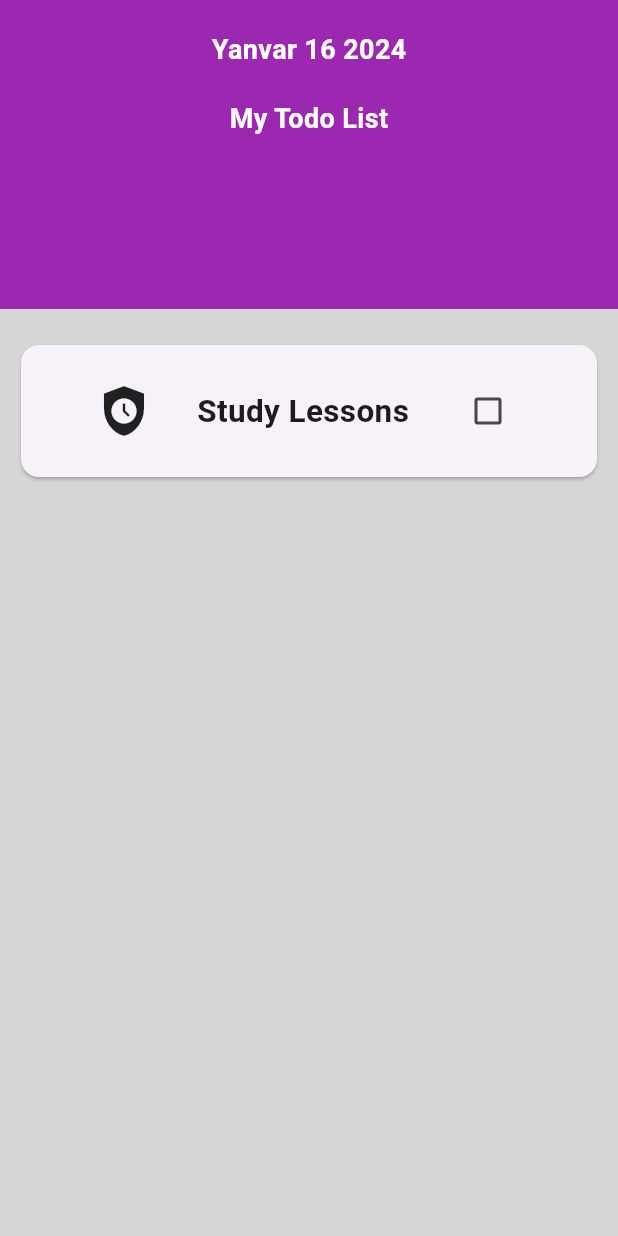
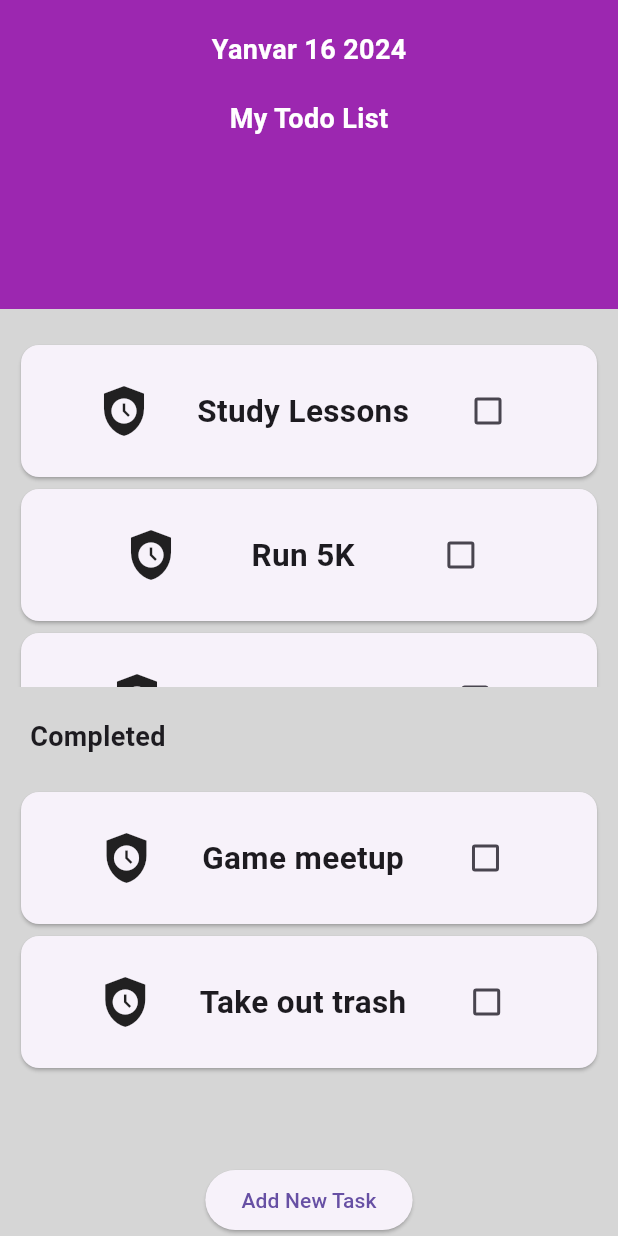
Before and after one commit to Ramazanzade/Flutter_todo_App, a Flutter app: the screen it shows after launch, on a phone screen of 412 x 824 dp. Run offline on Flutter 3.47's test engine with Material 3 defaults, Android fonts, the phone set to English and light mode, and no system bars.

Commit message:
New add task screen creat

```diff
--- a/lib/main.dart
+++ b/lib/main.dart
@@ -1,4 +1,6 @@
 import 'package:flutter/material.dart';
+import 'package:todo/screens/home.dart';
+// import 'package:todo/excample.dart';
 
 void main() {
   runApp(const MyApp());
@@ -13,85 +15,10 @@ class MyApp extends StatefulWidget {
 
 class _MyAppState extends State<MyApp> {
   bool ischeck = false;
+
   @override
   Widget build(BuildContext context) {
-    double dublewidth = MediaQuery.of(context).size.width;
-    double dubleheight = MediaQuery.of(context).size.height;
-    return MaterialApp(
-      debugShowCheckedModeBanner: false,
-      home: SafeArea(
-        child: Scaffold(
-          backgroundColor: Colors.grey[350],
-          body: Column(children: [
-            Container(
-                width: dublewidth,
-                height: dubleheight / 4,
-                color: Colors.purple,
-                child: const Column(
-                  children: [
-                    Padding(
-                      padding: EdgeInsets.only(top: 20),
-                      child: Text(
-                        'Yanvar 16 2024',
-                        style: TextStyle(
-                            color: Colors.white,
-                            fontSize: 18,
-                            fontWeight: FontWeight.bold),
-                      ),
-                    ),
-                    Padding(
-                      padding: EdgeInsets.only(top: 20),
-                      child: Text(
-                        'My Todo List',
-                        style: TextStyle(
-                            color: Colors.white,
-                            fontSize: 18,
-                            fontWeight: FontWeight.bold),
-                      ),
-                    ),
-                  ],
-                )),
-            Expanded(
-              child: Padding(
-                  padding: const EdgeInsets.fromLTRB(10, 20, 10, 20),
-                  child: SingleChildScrollView(
-                    child: Column(
-                      children: [
-                        Card(
-                          child: Padding(
-                            padding: const EdgeInsets.all(20),
-                            child: Row(
-                              mainAxisAlignment: MainAxisAlignment.spaceEvenly,
-                              children: [
-                                const Icon(
-                                  Icons.safety_check,
-                                  size: 40,
-                                ),
-                                const Text(
-                                  'Study Lessons',
-                                  style: TextStyle(
-                                    fontWeight: FontWeight.bold,
-                                    fontSize: 21,
-                                  ),
-                                ),
-                                Checkbox(
-                                    value: ischeck,
-                                    onChanged: (val) => {
-                                          setState(() {
-                                            ischeck = val!;
-                                          })
-                                        })
-                              ],
-                            ),
-                          ),
-                        )
-                      ],
-                    ),
-                  )),
-            )
-          ]),
-        ),
-      ),
-    );
+    return const MaterialApp(
+        debugShowCheckedModeBanner: false, home: Homescreen());
   }
 }
--- /dev/null
+++ b/lib/screens/home.dart
@@ -0,0 +1,100 @@
+import 'package:flutter/material.dart';
+import 'package:todo/screens/ad_new_task.dart';
+import 'package:todo/todoItem.dart';
+
+class Homescreen extends StatefulWidget {
+  const Homescreen({super.key});
+
+  @override
+  State<Homescreen> createState() => HomescreenState();
+}
+
+List<String> todo = ['Study Lessons', 'Run 5K', 'Go to party'];
+List<String> completed = ['Game meetup', 'Take out trash'];
+
+class HomescreenState extends State<Homescreen> {
+  @override
+  Widget build(BuildContext context) {
+    double dublewidth = MediaQuery.of(context).size.width;
+    double dubleheight = MediaQuery.of(context).size.height;
+    return MaterialApp(
+      home: SafeArea(
+        child: Scaffold(
+          backgroundColor: Colors.grey[350],
+          body: Column(children: [
+            Container(
+                width: dublewidth,
+                height: dubleheight / 4,
+                color: Colors.purple,
+                child: const Column(
+                  children: [
+                    Padding(
+                      padding: EdgeInsets.only(top: 20),
+                      child: Text(
+                        'Yanvar 16 2024',
+                        style: TextStyle(
+                            color: Colors.white,
+                            fontSize: 18,
+                            fontWeight: FontWeight.bold),
+                      ),
+                    ),
+                    Padding(
+                      padding: EdgeInsets.only(top: 20),
+                      child: Text(
+                        'My Todo List',
+                        style: TextStyle(
+                            color: Colors.white,
+                            fontSize: 18,
+                            fontWeight: FontWeight.bold),
+                      ),
+                    ),
+                  ],
+                )),
+            Expanded(
+              child: Padding(
+                  padding: const EdgeInsets.fromLTRB(10, 20, 10, 20),
+                  child: SingleChildScrollView(
+                    child: ListView.builder(
+                        primary: false,
+                        shrinkWrap: true,
+                        itemCount: todo.length,
+                        itemBuilder: (context, index) {
+                          return Todoitem(title: todo[index]);
+                        }),
+                  )),
+            ),
+            const Padding(
+              padding: EdgeInsets.only(left: 20),
+              child: Align(
+                alignment: Alignment.centerLeft,
+                child: Text(
+                  'Completed',
+                  style: TextStyle(fontWeight: FontWeight.bold, fontSize: 18),
+                ),
+              ),
+            ),
+            Expanded(
+              child: Padding(
+                  padding: const EdgeInsets.fromLTRB(10, 20, 10, 20),
+                  child: SingleChildScrollView(
+                    child: ListView.builder(
+                        primary: false,
+                        shrinkWrap: true,
+                        itemCount: completed.length,
+                        itemBuilder: (context, index) {
+                          return Todoitem(title: completed[index]);
+                        }),
+                  )),
+            ),
+            ElevatedButton(
+                onPressed: () {
+                  Navigator.of(context).push(
+                      MaterialPageRoute(builder: (context) => const AddNew()));
+                },
+                child: const Text('Add New Task'))
+          ]),
+        ),
+      ),
+    );
+  }
+}
--- /dev/null
+++ b/lib/todoItem.dart
@@ -0,0 +1,44 @@
+import 'package:flutter/material.dart';
+
+class Todoitem extends StatefulWidget {
+  const Todoitem({super.key, required this.title});
+  final String title;
+
+  @override
+  State<Todoitem> createState() => _TodoitemState();
+}
+
+class _TodoitemState extends State<Todoitem> {
+  @override
+  Widget build(BuildContext context) {
+    bool ischeck = false;
+    return Card(
+      child: Padding(
+        padding: const EdgeInsets.all(20),
+        child: Row(
+          mainAxisAlignment: MainAxisAlignment.spaceEvenly,
+          children: [
+            const Icon(
+              Icons.safety_check,
+              size: 40,
+            ),
+            Text(
+              widget.title,
+              style: const TextStyle(
+                fontWeight: FontWeight.bold,
+                fontSize: 21,
+              ),
+            ),
+            Checkbox(
+                value: ischeck,
+                onChanged: (val) => {
+                      setState(() {
+                        ischeck = val!;
+                      })
+                    })
+          ],
+        ),
+      ),
+    );
+  }
+}
```
Also changed, not shown: lib/screens/ad_new_task.dart (added, +147 -0 lines), pubspec.yaml (+4 -3 lines), lib/assets/images/Category.png (added), lib/assets/images/Category1.png (added), lib/assets/images/Category2.png (added).
